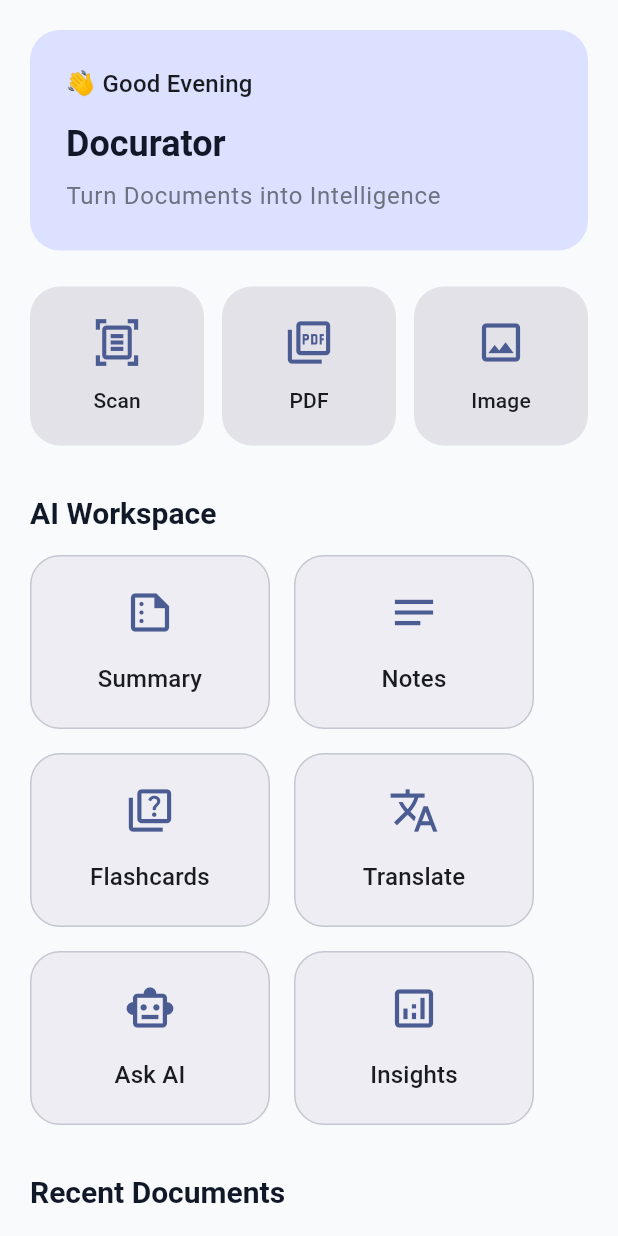
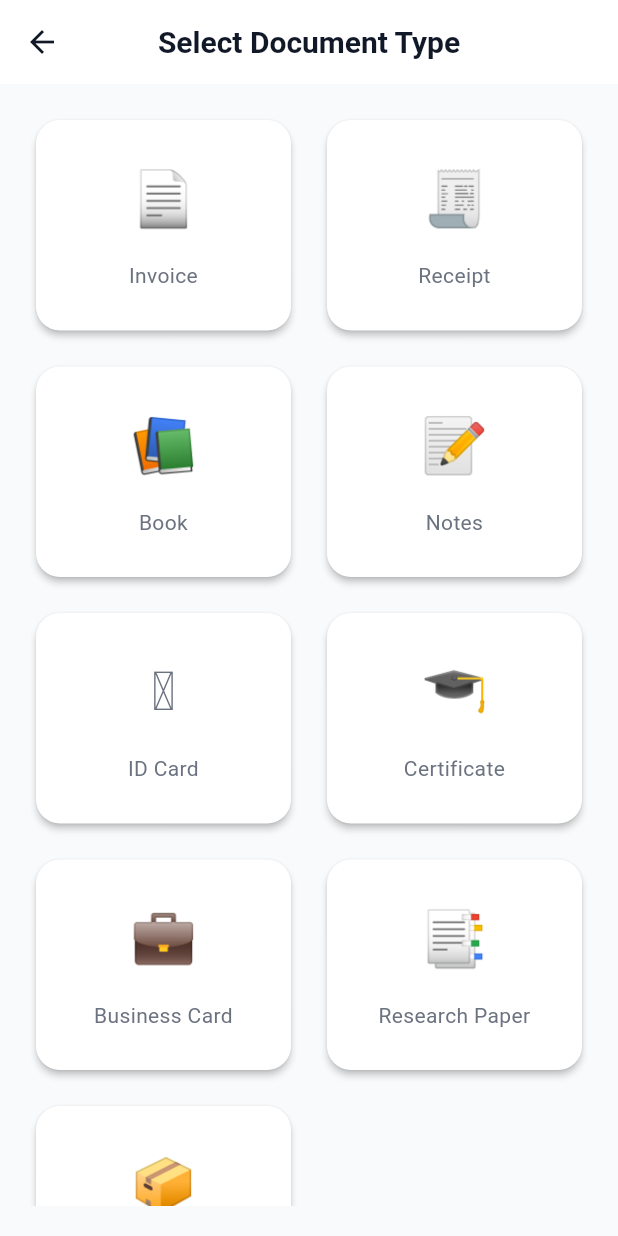
Before and after one commit to prggopinath/docintel-ai, a Flutter app: the screen it shows after launch, after a tap on "Scan", on a phone screen of 412 x 824 dp. Run offline on Flutter 3.47's test engine with Material 3 defaults, Android fonts, the phone set to English and light mode, and no system bars.

Commit message:
Sprint 3 completed - Document acquisition flow

```diff
--- a/mobile/app/lib/features/home/screens/home_screen.dart
+++ b/mobile/app/lib/features/home/screens/home_screen.dart
@@ -5,6 +5,7 @@ import '../widgets/ai_feature_card.dart';
 import '../widgets/dashboard_header.dart';
 import '../widgets/quick_action_card.dart';
 import '../widgets/recent_documents.dart';
+import '../../scan/screens/document_type_screen.dart';
 
 class HomeScreen extends StatelessWidget {
   const HomeScreen({super.key});
@@ -27,7 +28,14 @@ class HomeScreen extends StatelessWidget {
                   QuickActionCard(
                     icon: Icons.document_scanner_outlined,
                     title: 'Scan',
-                    onTap: () {},
+                    onTap: () {
+                       Navigator.push(
+                        context,
+                        MaterialPageRoute(
+                          builder: (_) => const DocumentTypeScreen(),
+                        ),
+                      );
+                    },
                   ),
 
                   const SizedBox(width: 12),
--- /dev/null
+++ b/mobile/app/lib/features/scan/screens/document_type_screen.dart
@@ -0,0 +1,70 @@
+import 'package:flutter/material.dart';
+import 'scan_options_screen.dart';
+
+class DocumentTypeScreen extends StatelessWidget {
+  const DocumentTypeScreen({super.key});
+
+  @override
+  Widget build(BuildContext context) {
+    final documentTypes = [
+      ('📄', 'Invoice'),
+      ('🧾', 'Receipt'),
+      ('📚', 'Book'),
+      ('📝', 'Notes'),
+      ('🪪', 'ID Card'),
+      ('🎓', 'Certificate'),
+      ('💼', 'Business Card'),
+      ('📑', 'Research Paper'),
+      ('📦', 'Other'),
+    ];
+
+    return Scaffold(
+      appBar: AppBar(
+        title: const Text('Select Document Type'),
+      ),
+      body: Padding(
+        padding: const EdgeInsets.all(20),
+        child: GridView.builder(
+          itemCount: documentTypes.length,
+          gridDelegate: const SliverGridDelegateWithFixedCrossAxisCount(
+            crossAxisCount: 2,
+            crossAxisSpacing: 16,
+            mainAxisSpacing: 16,
+            childAspectRatio: 1.2,
+          ),
+          itemBuilder: (context, index) {
+            final item = documentTypes[index];
+
+            return Card(
+              child: InkWell(
+                borderRadius: BorderRadius.circular(16),
+                onTap: () {
+                   Navigator.push(
+                     context,
+                     MaterialPageRoute(
+                       builder: (_) => const ScanOptionsScreen(),
+                    ),
+                  );
+                },
+                child: Column(
+                  mainAxisAlignment: MainAxisAlignment.center,
+                  children: [
+                    Text(
+                      item.$1,
+                      style: const TextStyle(fontSize: 36),
+                    ),
+                    const SizedBox(height: 16),
+                    Text(
+                      item.$2,
+                      textAlign: TextAlign.center,
+                    ),
+                  ],
+                ),
+              ),
+            );
+          },
+        ),
+      ),
+    );
+  }
+}
```
Also changed, not shown: mobile/app/lib/features/scan/screens/scan_options_screen.dart (added, +64 -0 lines).
